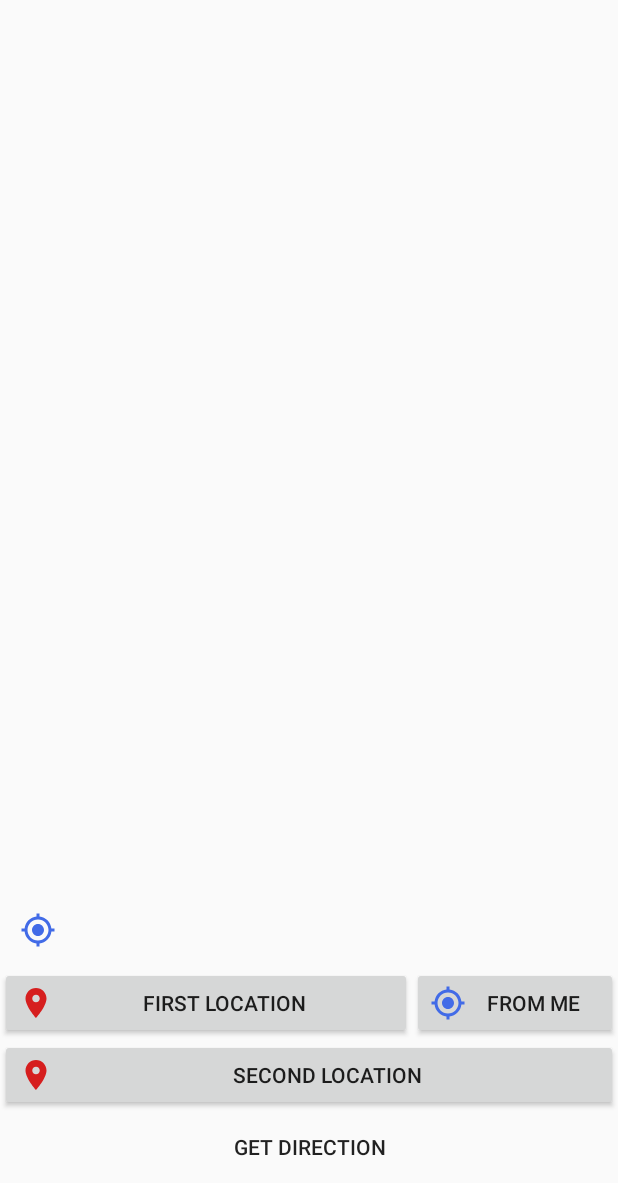
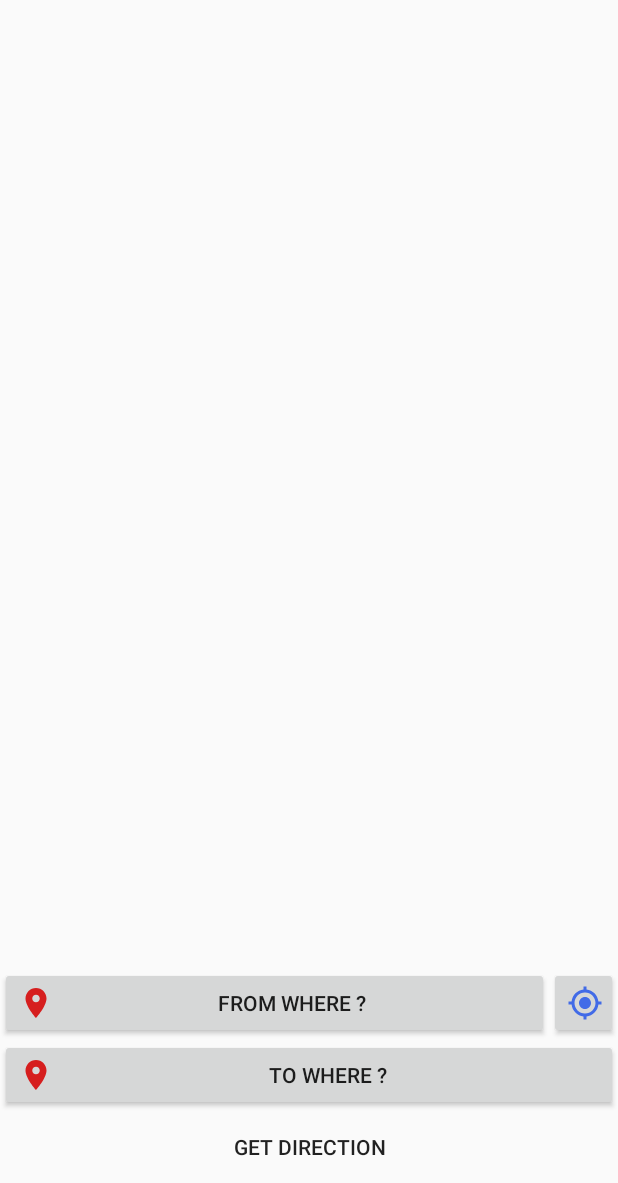
Before and after one commit to 0MohamedHisham0/Maps_app, an Android app: the screen it shows after launch (MapActivity), on a phone screen of 412 x 824 dp, the part 53-1236 px from its top. Run offline under Robolectric (Android 15) with nearby library versions, the phone set to English and light mode, and no system bars; our stand-ins replace AdMob, Picasso; pictures from the network do not load; 1 statement that could not run was skipped.

```diff
--- a/app/src/main/res/layout/map_activity.xml
+++ b/app/src/main/res/layout/map_activity.xml
@@ -27,13 +27,6 @@
             android:text="Show Restaurants"
             android:visibility="gone" />
 
-        <ImageButton
-            android:id="@+id/btnShowMyLocation"
-            android:layout_width="50dp"
-            android:layout_height="50dp"
-            android:layout_gravity="end"
-            android:background="@null"
-            android:src="@drawable/icons_my_location" />
     </LinearLayout>
 
     <LinearLayout
@@ -46,9 +39,9 @@
             android:layout_width="0dp"
             android:layout_height="wrap_content"
             android:layout_gravity="center"
-            android:layout_weight="2"
+            android:layout_weight="8"
             android:drawableLeft="@drawable/icon_location"
-            android:text="First Location" />
+            android:text="From Where ?" />
 
         <Button
             android:id="@+id/btnMyLocation"
@@ -56,7 +49,7 @@
             android:layout_height="wrap_content"
             android:layout_weight="1"
             android:drawableLeft="@drawable/icons_my_location"
-            android:text="From Me" />
+             />
 
     </LinearLayout>
 
@@ -65,7 +58,7 @@
         android:layout_width="match_parent"
         android:layout_height="wrap_content"
         android:drawableLeft="@drawable/icon_location"
-        android:text="Second Location" />
+        android:text="To Where ?" />
 
     <Button
         android:id="@+id/btnGetDirection"
```
Also changed, not shown: app/src/main/java/com/m/hisham/maps_app/MapActivity.java (+22 -31 lines).
